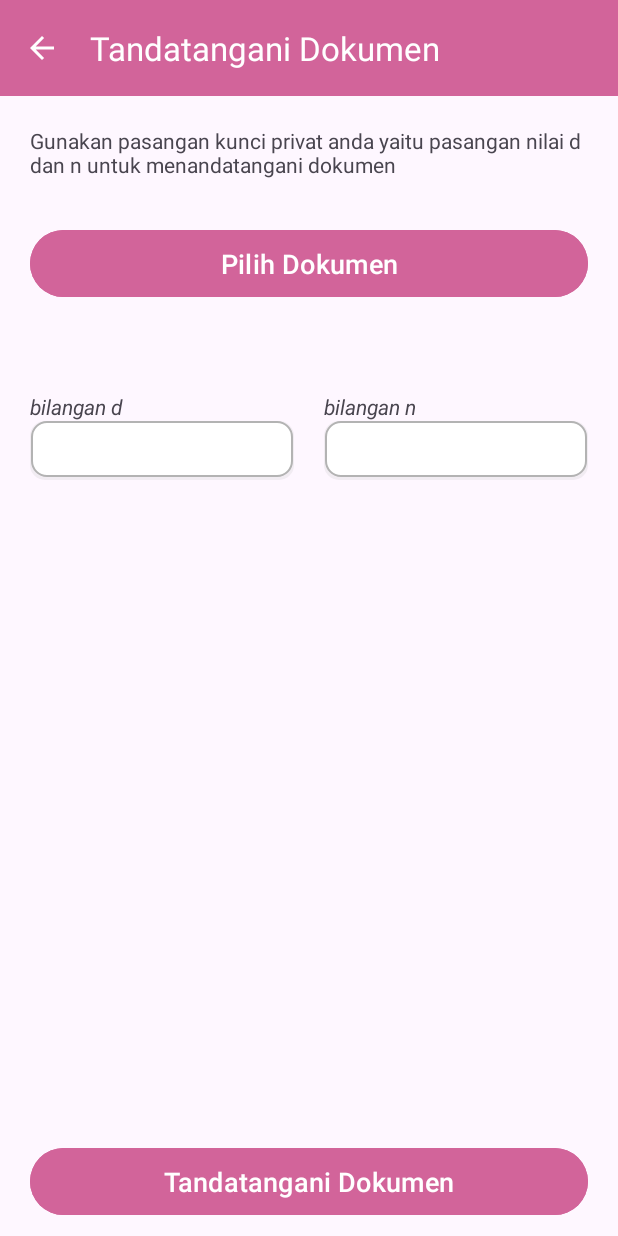
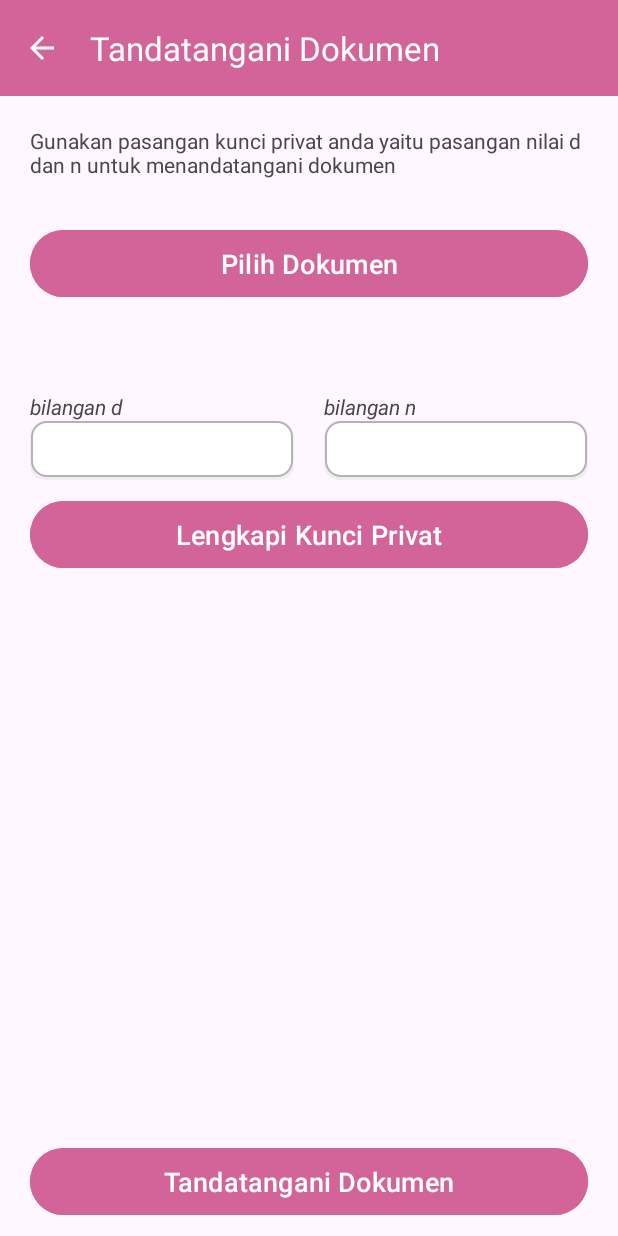
Before and after one commit to kickymaulana/tanda_tangan_digital_android, an Android app: the TandaTanganiDokumen screen opened directly, with no data from a screen before it, on a phone screen of 412 x 824 dp. Run offline under Robolectric (Android 15) with nearby library versions, the phone set to English and light mode, and no system bars; plain views replace SpinKitView.

Commit message:
membuat menu ambil kunci privat

```diff
--- a/app/src/main/java/com/kickymaulana/tandatangandigital/Register.java
+++ b/app/src/main/java/com/kickymaulana/tandatangandigital/Register.java
@@ -94,8 +94,6 @@ public class Register extends AppCompatActivity {
                                                 .setPositiveButton("Login", new DialogInterface.OnClickListener() {
                                                     @Override
                                                     public void onClick(DialogInterface dialog, int which) {
-                                                        Intent intent = new Intent(Register.this, Login.class);
-                                                        startActivity(intent);
                                                         finish();
                                                     }
                                                 })
--- a/app/src/main/java/com/kickymaulana/tandatangandigital/TandaTanganiDokumen.java
+++ b/app/src/main/java/com/kickymaulana/tandatangandigital/TandaTanganiDokumen.java
@@ -64,6 +64,9 @@ public class TandaTanganiDokumen extends AppCompatActivity {
     private ActivityResultLauncher<Intent> openFileLauncher;
     private ActivityResultLauncher<Intent> createFileLauncher;
     private static final int REQUEST_PERMISSIONS_CODE = 1;
+
+    private ActivityResultLauncher<Intent> lengkapi_kunci_privat_launcher;
+    MaterialButton lengkapi_kunci_privat;
 
 
 
@@ -211,6 +214,31 @@ public class TandaTanganiDokumen extends AppCompatActivity {
             }
         });
 
+        lengkapi_kunci_privat_launcher = registerForActivityResult(new ActivityResultContracts.StartActivityForResult(), new ActivityResultCallback<ActivityResult>() {
+            @Override
+            public void onActivityResult(ActivityResult result) {
+
+                if (result.getResultCode() == RESULT_OK) {
+                    Intent data = result.getData();
+                    if (data != null) {
+                        bilangan_d.setText(data.getStringExtra("bilangan_d"));
+                        bilangan_n.setText(data.getStringExtra("bilangan_n"));
+                    }
+                }
+
+            }
+        });
+
+        lengkapi_kunci_privat = (MaterialButton) findViewById(R.id.lengkapi_kunci_privat);
+        lengkapi_kunci_privat.setOnClickListener(new View.OnClickListener() {
+            @Override
+            public void onClick(View v) {
+                Intent intent = new Intent(TandaTanganiDokumen.this, AmbilKunciPrivat.class);
+                lengkapi_kunci_privat_launcher.launch(intent);
+
+            }
+        });
+
 
     }
 
--- a/app/src/main/res/layout/activity_tanda_tangani_dokumen.xml
+++ b/app/src/main/res/layout/activity_tanda_tangani_dokumen.xml
@@ -106,6 +106,18 @@
 
                 </androidx.appcompat.widget.LinearLayoutCompat>
 
+                <com.google.android.material.button.MaterialButton
+                    android:id="@+id/lengkapi_kunci_privat"
+                    android:text="Lengkapi Kunci Privat"
+                    android:layout_width="match_parent"
+                    android:layout_height="wrap_content"
+                    app:cornerRadius="50dp"
+                    app:iconGravity="textStart"
+                    android:padding="10dp"
+                    android:textSize="18sp"
+                    android:backgroundTint="@color/warna_aku"
+                    android:textAllCaps="false"/>
+
 
 
 
```
Also changed, not shown: app/src/main/AndroidManifest.xml (+13 -10 lines), app/src/main/java/com/kickymaulana/tandatangandigital/AmbilKunciPrivat.java (added, +86 -0 lines), app/src/main/res/layout/activity_ambil_kunci_privat.xml (added, +31 -0 lines).
